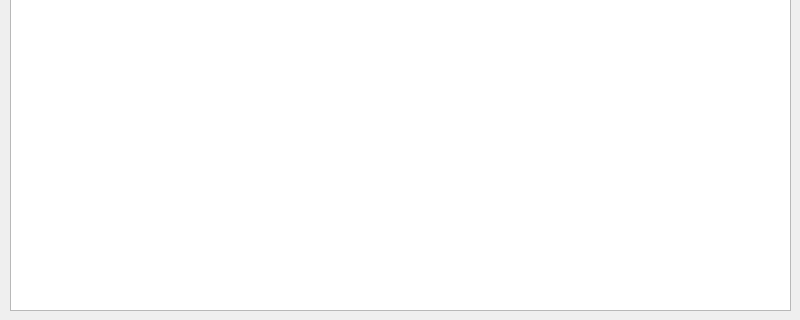
Qt form uiFiles/StatisticsWindowUi.ui (aedobrynin/smallChess) before a commit; both pictures show x 0 to 800 and y 280 to 600 of the 800 by 600 pixel window.
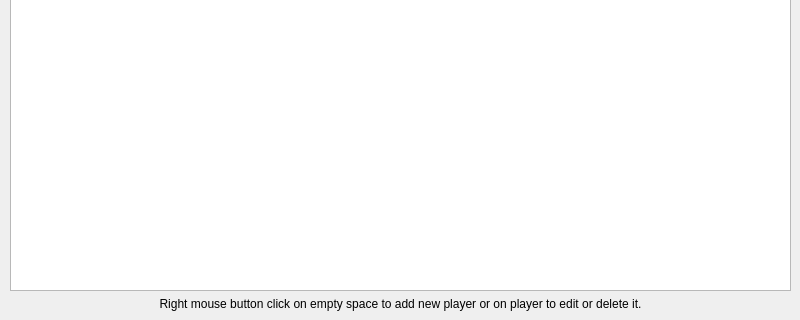
The same form after that commit. Icons and pictures are not drawn.

Commit message: This one closes #1 and closes #2. Now players can be edited.

The edit to the form file:
```diff
--- a/uiFiles/StatisticsWindowUi.ui
+++ b/uiFiles/StatisticsWindowUi.ui
@@ -13,6 +13,27 @@
     <height>600</height>
    </rect>
   </property>
+  <property name="sizePolicy">
+   <sizepolicy hsizetype="Fixed" vsizetype="Fixed">
+    <horstretch>0</horstretch>
+    <verstretch>0</verstretch>
+   </sizepolicy>
+  </property>
+  <property name="minimumSize">
+   <size>
+    <width>800</width>
+    <height>600</height>
+   </size>
+  </property>
+  <property name="maximumSize">
+   <size>
+    <width>800</width>
+    <height>600</height>
+   </size>
+  </property>
+  <property name="contextMenuPolicy">
+   <enum>Qt::DefaultContextMenu</enum>
+  </property>
   <property name="windowTitle">
    <string>Statistics</string>
   </property>
@@ -47,6 +68,16 @@
        </attribute>
       </widget>
      </item>
+     <item row="1" column="0">
+      <widget class="QLabel" name="label">
+       <property name="text">
+        <string>Right mouse button click on empty space to add new player or on player to edit or delete it.</string>
+       </property>
+       <property name="alignment">
+        <set>Qt::AlignCenter</set>
+       </property>
+      </widget>
+     </item>
     </layout>
    </widget>
   </widget>
```
The commit also changes 4 other files.
